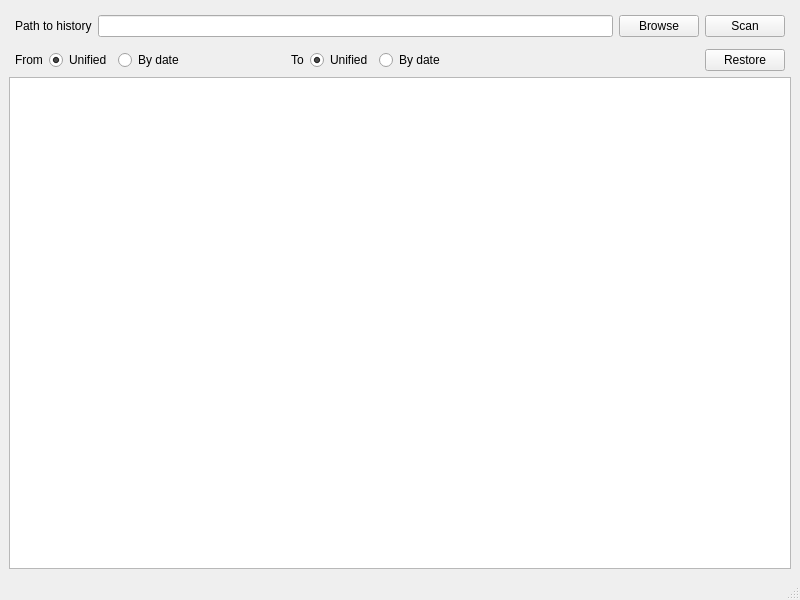
Above: gui/history.ui from mixeme/Columbo before the change. Below: the same form after it.
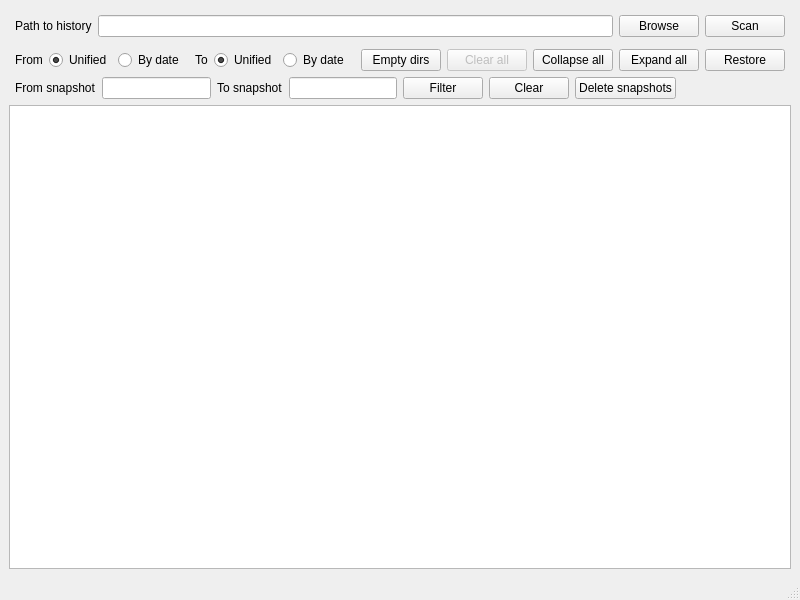
That is the form after the change.

The edit to the form file:
```diff
--- a/gui/history.ui
+++ b/gui/history.ui
@@ -14,8 +14,6 @@
    <string>MainWindow</string>
   </property>
   <widget class="QWidget" name="centralwidget">
-   <layout class="QGridLayout" name="gridLayout">
-    <item row="0" column="0">
      <layout class="QVBoxLayout" name="verticalLayout_2">
       <item>
        <layout class="QHBoxLayout" name="horizontalLayout_7">
@@ -172,7 +170,38 @@
          </spacer>
         </item>
         <item>
-         <widget class="QPushButton" name="pushButton_8">
+       <widget class="QPushButton" name="empty_dirs_button">
+        <property name="text">
+         <string>Empty dirs</string>
+        </property>
+       </widget>
+      </item>
+      <item>
+       <widget class="QPushButton" name="clear_all_button">
+        <property name="enabled">
+         <bool>false</bool>
+        </property>
+        <property name="text">
+         <string>Clear all</string>
+        </property>
+       </widget>
+      </item>
+      <item>
+       <widget class="QPushButton" name="collapse_button">
+        <property name="text">
+         <string>Collapse all</string>
+        </property>
+       </widget>
+      </item>
+      <item>
+       <widget class="QPushButton" name="expand_button">
+        <property name="text">
+         <string>Expand all</string>
+        </property>
+       </widget>
+      </item>
+      <item>
+       <widget class="QPushButton" name="restore_button">
           <property name="text">
            <string>Restore</string>
           </property>
@@ -180,12 +209,74 @@
         </item>
        </layout>
       </item>
+    <item>
+     <layout class="QHBoxLayout" name="horizontalLayout_3">
+      <property name="leftMargin">
+       <number>6</number>
+      </property>
+      <property name="rightMargin">
+       <number>6</number>
+      </property>
+      <item>
+       <widget class="QLabel" name="label_2">
+        <property name="text">
+         <string>From snapshot</string>
+        </property>
+       </widget>
+      </item>
+      <item>
+       <widget class="QLineEdit" name="filter_from_field"/>
+      </item>
+      <item>
+       <widget class="QLabel" name="label_3">
+        <property name="text">
+         <string>To snapshot</string>
+        </property>
+       </widget>
+      </item>
+      <item>
+       <widget class="QLineEdit" name="filter_to_field"/>
+      </item>
+      <item>
+       <widget class="QPushButton" name="filter_button">
+        <property name="text">
+         <string>Filter</string>
+        </property>
+       </widget>
+      </item>
+      <item>
+       <widget class="QPushButton" name="clear_button">
+        <property name="text">
+         <string>Clear</string>
+        </property>
+       </widget>
+      </item>
+      <item>
+       <widget class="QPushButton" name="delete_button">
+        <property name="text">
+         <string>Delete snapshots</string>
+        </property>
+       </widget>
+      </item>
+      <item>
+       <spacer name="horizontalSpacer_3">
+        <property name="orientation">
+         <enum>Qt::Horizontal</enum>
+        </property>
+        <property name="sizeHint" stdset="0">
+         <size>
+          <width>40</width>
+          <height>20</height>
+         </size>
+        </property>
+       </spacer>
+      </item>
+     </layout>
+    </item>
       <item>
        <widget class="QTreeView" name="fileTreeView"/>
       </item>
      </layout>
-    </item>
-   </layout>
   </widget>
   <widget class="QMenuBar" name="menubar">
    <property name="geometry">
```
Left out of the diff: 136 changed lines with no effect on the pictures. Lines whose indentation alone changed are shown as unchanged.
